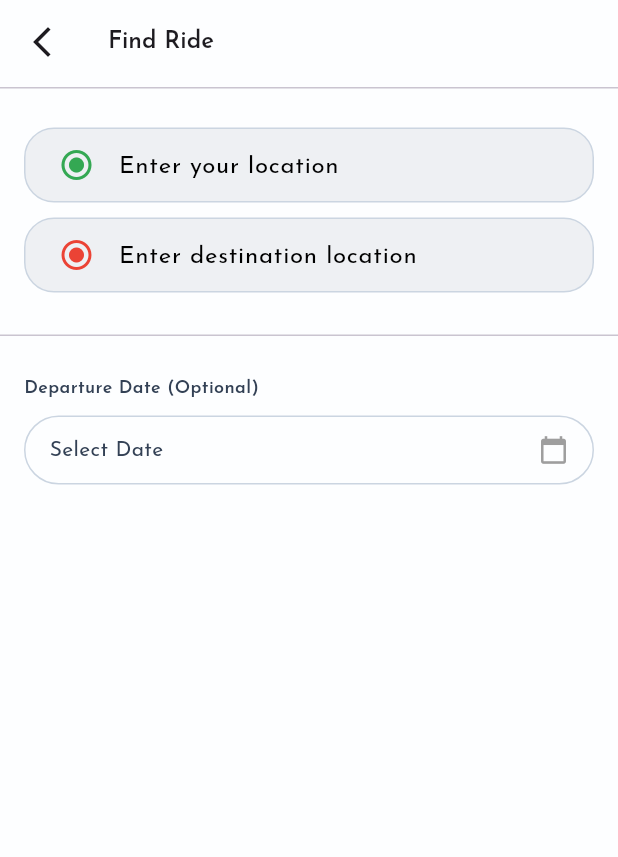
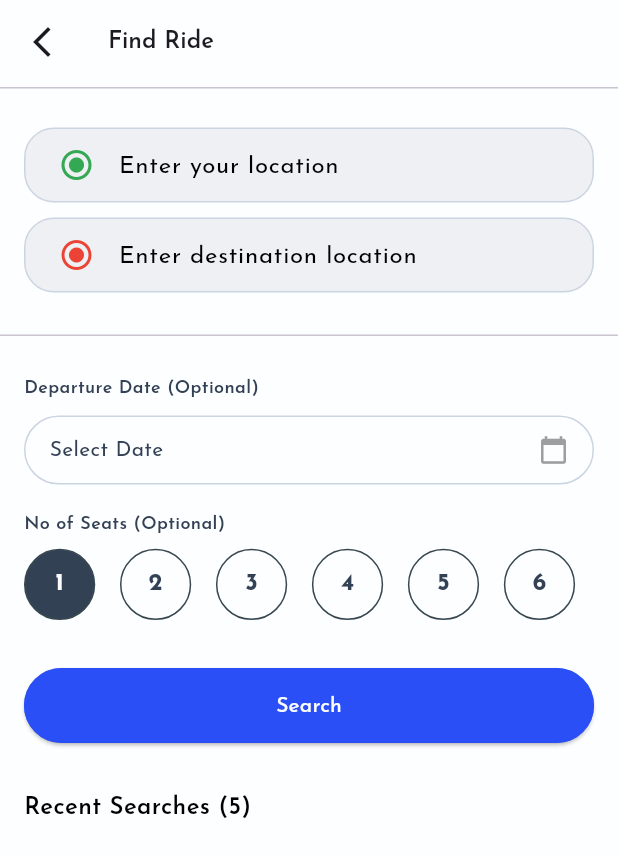
Before and after one commit to vaibhav-sutariya/QuickHitch, a Flutter app: the FindRideScreen screen opened by its route, on a phone screen of 412 x 824 dp. Shown: the top 857 px of the screen. Run offline on Flutter 3.47's test engine with Material 3 defaults, Android fonts, the phone set to English and light mode, and no system bars; drawn by our look-alikes of google_places_flutter; our stand-ins replace another_flushbar, flutter_dotenv, flutter_rating_bar, flutter_svg, flutter_vector_icons, fluttertoast and 6 more; accounts and stored records are empty.

Commit message:
Add search and filter functionality to FindRideScreen with recent searches and seat selection

```diff
--- a/lib/configs/app_url.dart
+++ b/lib/configs/app_url.dart
@@ -24,4 +24,5 @@ class AppUrl {
   static var makeEndPoint = '$baseUrl/vehicles/make';
   static var createRideEndPoint = '$baseUrl/user/rides';
   static var getRidesEndPoint = '$baseUrl/user/rides?status=';
+  static var searchAndFileterEndPoint = '$baseUrl/rides/search?';
 }
--- a/lib/view/home/find/find_ride_screen.dart
+++ b/lib/view/home/find/find_ride_screen.dart
@@ -2,8 +2,11 @@ import 'package:flutter/material.dart';
 import 'package:provider/provider.dart';
 import 'package:quick_hitch/configs/components/custom_app_bar.dart';
 import 'package:quick_hitch/configs/components/custom_divider.dart';
+import 'package:quick_hitch/configs/components/custom_elevated_button.dart';
 import 'package:quick_hitch/configs/responsive.dart';
 import 'package:quick_hitch/view/home/find/widgets/date_picker_widget.dart';
+import 'package:quick_hitch/view/home/find/widgets/no_of_seats_widget.dart';
+import 'package:quick_hitch/view/home/find/widgets/recent_search_widget.dart';
 import 'package:quick_hitch/view/home/find/widgets/text_fields_widget.dart';
 import 'package:quick_hitch/view_model/controller/home/search_ride_view_model.dart';
 
@@ -27,7 +30,17 @@ class FindRideScreen extends StatelessWidget {
               TextFieldsWidget(),
               CustomDivider(),
               SizedBox(
-                  height: getScreenHeight(context) * 0.2, child: DatePicker()),
+                  height: getScreenHeight(context) * 0.11, child: DatePicker()),
+              NoOfSeatsWidget(),
+              Padding(
+                padding: const EdgeInsets.all(16.0),
+                child: CustomElevatedButton(
+                    text: 'Search',
+                    press: () {
+                      viewModel.searchAndfilterRides();
+                    }),
+              ),
+              RecentSearchWidget(),
             ],
           );
         },
--- a/lib/view/home/find/widgets/date_picker_widget.dart
+++ b/lib/view/home/find/widgets/date_picker_widget.dart
@@ -18,7 +18,7 @@ class DatePicker extends StatelessWidget {
           Text(
             'Departure Date (Optional)',
             style: TextStyle(
-              color: const Color(0xFF334155),
+              color: AppColors.darkColor,
               fontSize: 12,
               fontWeight: FontWeight.w600,
             ),
--- /dev/null
+++ b/lib/view/home/find/widgets/no_of_seats_widget.dart
@@ -0,0 +1,79 @@
+import 'package:flutter/material.dart';
+import 'package:provider/provider.dart';
+import 'package:quick_hitch/configs/colors/app_colors.dart';
+import 'package:quick_hitch/configs/responsive.dart';
+import 'package:quick_hitch/view_model/controller/home/search_ride_view_model.dart';
+
+class NoOfSeatsWidget extends StatelessWidget {
+  final List<int> seats = [1, 2, 3, 4, 5, 6];
+  NoOfSeatsWidget({super.key});
+
+  @override
+  Widget build(BuildContext context) {
+    return Consumer<SearchRideViewModel>(
+      builder: (context, seatViewModel, child) {
+        return Padding(
+          padding: const EdgeInsets.all(16.0),
+          child: Column(
+            crossAxisAlignment: CrossAxisAlignment.start,
+            children: [
+              Text(
+                "No of Seats (Optional)",
+                style: TextStyle(
+                  fontSize: 12 * getTextScale(context),
+                  fontWeight: FontWeight.w600,
+                  color: AppColors.darkColor,
+                ),
+              ),
+              SizedBox(height: getScreenHeight(context) * 0.01),
+              LayoutBuilder(
+                builder: (context, constraints) {
+                  double seatSize = constraints.maxWidth / 8;
+                  return Wrap(
+                    alignment: WrapAlignment.start,
+                    spacing: getScreenWidth(context) * 0.04,
+                    runSpacing: getScreenHeight(context) * 0.02,
+                    children: seats.map((seat) {
+                      bool isSelected = seatViewModel.selectedSeat == seat;
+                      return GestureDetector(
+                        onTap: () {
+                          seatViewModel.updateSelectedSeat(seat);
+                        },
+                        child: AnimatedContainer(
+                          duration: const Duration(milliseconds: 200),
+                          width: seatSize,
+                          height: seatSize,
+                          decoration: BoxDecoration(
+                            shape: BoxShape.circle,
+                            color: isSelected
+                                ? AppColors.darkColor
+                                : AppColors.whiteColor,
+                            border: Border.all(
+                              color: Colors.blueGrey.shade800,
+                              width: 1,
+                            ),
+                          ),
+                          alignment: Alignment.center,
+                          child: Text(
+                            "$seat",
+                            style: TextStyle(
+                              fontSize: 16 * getTextScale(context),
+                              fontWeight: FontWeight.bold,
+                              color: isSelected
+                                  ? AppColors.whiteColor
+                                  : AppColors.darkColor,
+                            ),
+                          ),
+                        ),
+                      );
+                    }).toList(),
+                  );
+                },
+              ),
+            ],
+          ),
+        );
+      },
+    );
+  }
+}
--- /dev/null
+++ b/lib/view/home/find/widgets/recent_search_widget.dart
@@ -0,0 +1,34 @@
+import 'package:flutter/material.dart';
+import 'package:provider/provider.dart';
+import 'package:quick_hitch/configs/colors/app_colors.dart';
+import 'package:quick_hitch/view_model/controller/home/search_ride_view_model.dart';
+
+class RecentSearchWidget extends StatelessWidget {
+  const RecentSearchWidget({super.key});
+
+  @override
+  Widget build(BuildContext context) {
+    return ChangeNotifierProvider(
+      create: (context) => SearchRideViewModel(),
+      child: Consumer<SearchRideViewModel>(
+        builder: (context, viewModel, child) {
+          return Padding(
+            padding: EdgeInsets.all(16.0),
+            child: Column(
+              children: [
+                Text(
+                  'Recent Searches (5)',
+                  style: TextStyle(
+                    fontSize: 16,
+                    fontWeight: FontWeight.w600,
+                    color: AppColors.blackColor,
+                  ),
+                ),
+              ],
+            ),
+          );
+        },
+      ),
+    );
+  }
+}
```
Also changed, not shown: lib/repository/search_ride_repository/search_filter_repository.dart (added, +44 -0 lines), lib/view_model/controller/home/search_ride_view_model.dart (+33 -0 lines), 4 other files.
